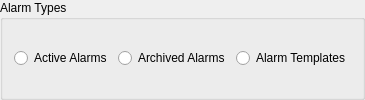
chusopr/kdepim-ktimetracker-akonadi, file kalarm/akonadi/common/alarmtyperadiowidget.ui: the form before one commit.
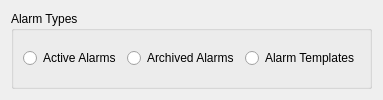
The form after the commit.

Commit message:
Validate the alarm type selection in resource config dialog
Don't enable OK in the dialog unless an alarm type is selected.
This is done by providing a facility for SingleFileResource derived
classes to add a custom widget to the resource config dialog.

Diff of the .ui file:
```diff
--- a/kalarm/akonadi/common/alarmtyperadiowidget.ui
+++ b/kalarm/akonadi/common/alarmtyperadiowidget.ui
@@ -1,6 +1,9 @@
 <ui version="4.0" >
  <class>AlarmTypeRadioWidget</class>
-  <widget class="QGroupBox" name="AlarmTypeRadioWidget">
+  <widget class="QWidget" name="AlarmTypeRadioWidget">
+   <layout class="QVBoxLayout" name="mainLayout">
+    <item>
+  <widget class="QGroupBox" name="groupBox">
    <property name="title" >
     <string>Alarm Types</string>
    </property>
@@ -34,6 +37,9 @@
        <bool>false</bool>
       </property>
      </widget>
+    </item>
+   </layout>
+  </widget>
     </item>
    </layout>
   </widget>
```
The commit also changes 14 other files.
